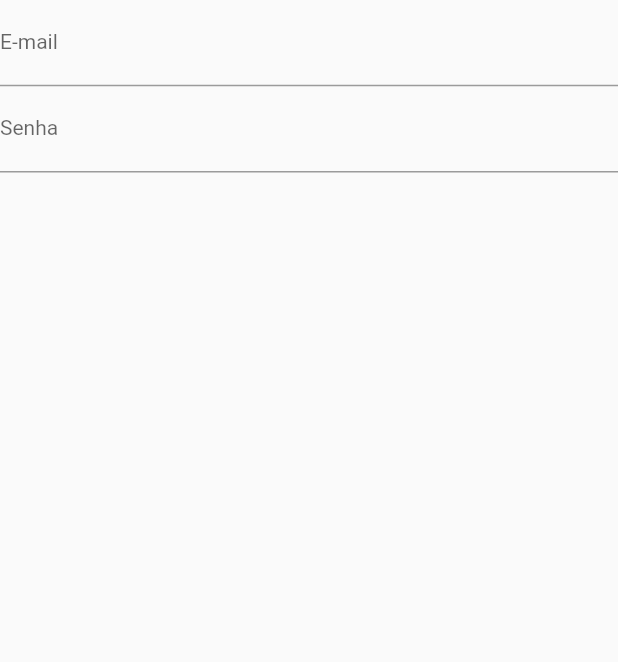
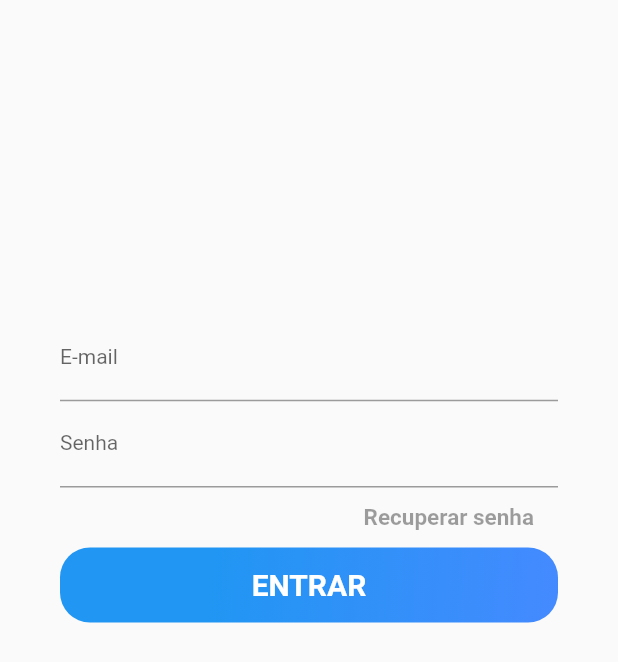
Before and after one commit to romeuporto/MaisSaude, a Flutter app: the screen it shows after launch, after a tap on "JÁ SOU CADASTRADO", on a phone screen of 412 x 824 dp. Shown: the top 662 px of the screen. Run offline on Flutter 3.47's test engine with Material 2 defaults, Android fonts, the phone set to English and light mode, and no system bars.

Commit message:
ok PageLogin

```diff
--- a/mais_saude/lib/HomePage.dart
+++ b/mais_saude/lib/HomePage.dart
@@ -50,14 +50,16 @@ class _HomePageState extends State<HomePage> {
                         color: Colors.white,
                       ),
                       )
-                    ],
+                    ]
                   ),
                   onPressed: (){
                     Navigator.push(
                         context,
-                        MaterialPageRoute(builder: (context)=> PageLogin())
+                        MaterialPageRoute(
+                            builder: (context) => PageLogin()
+                        )
                     );
-                  },
+                  }
                 ),
               ),
             ),
@@ -81,6 +83,23 @@ class _HomePageState extends State<HomePage> {
                       Radius.circular(20)
                   )
               ),
+              child: SizedBox.expand(
+                child: FlatButton(
+                  child: Row(
+                    mainAxisAlignment: MainAxisAlignment.center,
+                    children: <Widget>[
+                      Text("QUERO ME CADASTRAR",
+                      style: TextStyle(
+                        fontSize: 20,
+                        fontWeight: FontWeight.bold,
+                        color: Colors.white,
+                      ),
+                      ),
+                    ],
+                  ),
+                  onPressed: (){},
+                ),
+              ),
             )
           ],
         )
--- a/mais_saude/lib/PageLogin.dart
+++ b/mais_saude/lib/PageLogin.dart
@@ -11,8 +11,16 @@ class _PageLoginState extends State<PageLogin> {
   Widget build(BuildContext context) {
     return Scaffold(
       body: Container(
+        padding: EdgeInsets.only(
+          top: 60,
+          right: 40,
+          left: 40,
+        ),
         child: ListView(
           children: <Widget>[
+            SizedBox(
+              height: 150,
+            ),
             TextFormField(
               keyboardType: TextInputType.emailAddress,
               decoration: InputDecoration(
@@ -23,9 +31,9 @@ class _PageLoginState extends State<PageLogin> {
                 )
               ),
             ),
-
             TextFormField(
-              keyboardType: TextInputType.emailAddress,
+              obscureText: true,
+              keyboardType: TextInputType.text,
               decoration: InputDecoration(
                   labelText: "Senha",
                   labelStyle: TextStyle(
@@ -33,8 +41,59 @@ class _PageLoginState extends State<PageLogin> {
                     fontWeight: FontWeight.w400,
                   )
               ),
+            ),
+            Container(
+              height: 40,
+              alignment: Alignment.bottomRight,
+                child: FlatButton(
+                  child: Text(
+                    "Recuperar senha",
+                    style: TextStyle(
+                      fontSize: 15,
+                      fontWeight: FontWeight.bold,
+                      color: Colors.black38,
+                    ),
+                  ),
+                  onPressed: (){},
+                )
+            ),
+            Container(
+              height: 50,
+              alignment: Alignment.centerLeft,
+              decoration: BoxDecoration(
+                  gradient: LinearGradient(
+                      end: Alignment.bottomRight,
+                      begin: Alignment.centerLeft,
+                      stops: [0.3, 1],
+                      colors: [
+                        Colors.blue,
+                        Colors.blueAccent,
+                      ]
+                  ),
+                  borderRadius: BorderRadius.all(
+                      Radius.circular(20)
+                  )
+              ),
+                child: SizedBox.expand(
+                  child: FlatButton(
+                    child: Row(
+                      mainAxisAlignment: MainAxisAlignment.center,
+                      children: <Widget>[
+                        Text("ENTRAR",
+                          style: TextStyle(
+                            fontSize: 20,
+                            fontWeight: FontWeight.bold,
+                            color: Colors.white,
+                          ),
+                        ),
+                      ],
+                    ),
+                    onPressed: (){},
+                  ),
+
+                )
             )
-          ],
+          ]
         ),
       ),
     );
```
